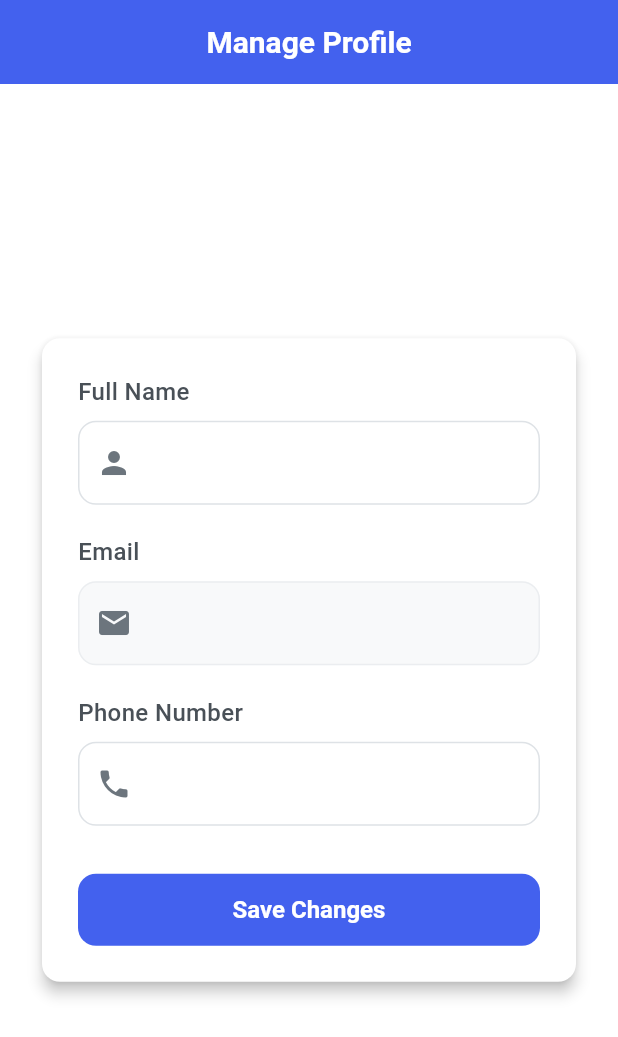
After one commit to Vikas100702/flutter-quiz-panel, a Flutter app: the ManageProfileScreen screen opened by its route, on a phone screen of 412 x 824 dp. The commit adds this screen. Shown: the top 1037 px of the screen. Run offline on Flutter 3.47's test engine with Material 3 defaults, Android fonts, the phone set to English and light mode, and no system bars; our stand-ins replace cloud_firestore, firebase_auth, firebase_core, flutter_riverpod, go_router, google_sign_in; accounts and stored records are empty.

Commit message:
Implementing user profile section

```diff
--- a/lib/screens/admin/admin_dashboard.dart
+++ b/lib/screens/admin/admin_dashboard.dart
@@ -92,6 +92,13 @@ class _AdminDashboardState extends ConsumerState<AdminDashboard> {
           title: const Text(AppStrings.adminDashboardTitle),
           backgroundColor: AppColors.warning, // Admin color
           actions: [
+            IconButton(
+              icon: const Icon(Icons.person_outline),
+              tooltip: 'Manage Profile',
+              onPressed: () {
+                context.push(AppRoutePaths.profile);
+              },
+            ),
             IconButton(
               icon: const Icon(Icons.logout),
               tooltip: AppStrings.logoutButton,
--- /dev/null
+++ b/lib/screens/profile/manage_profile_screen.dart
@@ -0,0 +1,156 @@
+// lib/screens/profile/manage_profile_screen.dart
+import 'package:flutter/material.dart';
+import 'package:flutter_riverpod/flutter_riverpod.dart';
+import 'package:quiz_panel/config/theme/app_theme.dart';
+import 'package:quiz_panel/providers/user_data_provider.dart';
+import 'package:quiz_panel/repositories/user_repository.dart';
+import 'package:quiz_panel/utils/app_strings.dart';
+import 'package:quiz_panel/widgets/buttons/app_button.dart';
+import 'package:quiz_panel/widgets/inputs/app_text_field.dart';
+
+class ManageProfileScreen extends ConsumerStatefulWidget {
+  const ManageProfileScreen({super.key});
+
+  @override
+  ConsumerState<ManageProfileScreen> createState() => _ManageProfileScreenState();
+}
+
+class _ManageProfileScreenState extends ConsumerState<ManageProfileScreen> {
+  final _nameController = TextEditingController();
+  final _phoneController = TextEditingController();
+  bool _isLoading = false;
+
+  @override
+  void initState() {
+    super.initState();
+    // Jaise hi screen load ho, user ka current data controllers mein daal dein
+    final user = ref.read(userDataProvider).value;
+    if (user != null) {
+      _nameController.text = user.displayName;
+      _phoneController.text = user.phoneNumber ?? '';
+    }
+  }
+
+  @override
+  void dispose() {
+    _nameController.dispose();
+    _phoneController.dispose();
+    super.dispose();
+  }
+
+  Future<void> _updateProfile() async {
+    setState(() {
+      _isLoading = true;
+    });
+
+    final user = ref.read(userDataProvider).value;
+    if (user == null) {
+      setState(() {
+        _isLoading = false;
+      });
+      return;
+    }
+
+    try {
+      // Naya function call karein (yeh hum next step mein banayenge)
+      await ref.read(userRepositoryProvider).updateUserData(
+        user.uid,
+        displayName: _nameController.text.trim(),
+        phoneNumber: _phoneController.text.trim(),
+      );
+
+      // Provider ko refresh karein taaki data update ho
+      ref.invalidate(userDataProvider);
+
+      if (mounted) {
+        ScaffoldMessenger.of(context).showSnackBar(
+          const SnackBar(
+            content: Text('Profile updated successfully!'),
+            backgroundColor: AppColors.success,
+          ),
+        );
+      }
+    } catch (e) {
+      if (mounted) {
+        ScaffoldMessenger.of(context).showSnackBar(
+          SnackBar(
+            content: Text(e.toString()),
+            backgroundColor: AppColors.error,
+          ),
+        );
+      }
+    } finally {
+      if (mounted) {
+        setState(() {
+          _isLoading = false;
+        });
+      }
+    }
+  }
+
+  @override
+  Widget build(BuildContext context) {
+    final userData = ref.watch(userDataProvider);
+
+    return Scaffold(
+      appBar: AppBar(
+        title: const Text('Manage Profile'),
+      ),
+      body: userData.when(
+        data: (user) {
+          if (user == null) {
+            return const Center(child: Text('User not found.'));
+          }
+          return Center(
+            child: ConstrainedBox(
+              constraints: const BoxConstraints(maxWidth: 600),
+              child: Padding(
+                padding: const EdgeInsets.all(24.0),
+                child: Card(
+                  elevation: 4,
+                  child: Padding(
+                    padding: const EdgeInsets.all(24.0),
+                    child: Column(
+                      mainAxisSize: MainAxisSize.min,
+                      crossAxisAlignment: CrossAxisAlignment.stretch,
+                      children: [
+                        AppTextField(
+                          controller: _nameController,
+                          label: AppStrings.nameLabel,
+                          prefixIcon: Icons.person,
+                        ),
+                        const SizedBox(height: 20),
+                        // Email (Read-only)
+                        AppTextField(
+                          controller: TextEditingController(text: user.email),
+                          label: AppStrings.emailLabel,
+                          prefixIcon: Icons.email,
+                          enabled: false,
+                        ),
+                        const SizedBox(height: 20),
+                        AppTextField(
+                          controller: _phoneController,
+                          label: 'Phone Number',
+                          prefixIcon: Icons.phone,
+                          keyboardType: TextInputType.phone,
+                        ),
+                        const SizedBox(height: 32),
+                        AppButton(
+                          text: AppStrings.saveChangesButton,
+                          onPressed: _isLoading ? null : _updateProfile,
+                          isLoading: _isLoading,
+                        ),
+                      ],
+                    ),
+                  ),
+                ),
+              ),
+            ),
+          );
+        },
+        loading: () => const Center(child: CircularProgressIndicator()),
+        error: (e, s) => Center(child: Text('Error: ${e.toString()}')),
+      ),
+    );
+  }
+}
--- a/lib/screens/student/student_home_screen.dart
+++ b/lib/screens/student/student_home_screen.dart
@@ -363,6 +363,13 @@ class StudentHomeScreen extends ConsumerWidget {
         title: const Text(AppStrings.studentDashboardTitle),
         actions: [
           IconButton(
+            icon: const Icon(Icons.person_outline),
+            tooltip: 'Manage Profile',
+            onPressed: () {
+              context.push(AppRoutePaths.profile);
+            },
+          ),
+          IconButton(
             icon: const Icon(Icons.logout),
             tooltip: AppStrings.logoutButton,
             onPressed: () {
--- a/lib/screens/super_admin/super_admin_dashboard.dart
+++ b/lib/screens/super_admin/super_admin_dashboard.dart
@@ -25,6 +25,13 @@ class SuperAdminDashboard extends ConsumerWidget {
           title: const Text(AppStrings.superAdminDashboardTitle),
           backgroundColor: AppColors.error,
           actions: [
+            IconButton(
+              icon: const Icon(Icons.person_outline),
+              tooltip: 'Manage Profile',
+              onPressed: () {
+                context.push(AppRoutePaths.profile);
+              },
+            ),
             IconButton(
               icon: const Icon(Icons.logout),
               tooltip: AppStrings.logoutButton,
--- a/lib/screens/teacher/teacher_dashboard.dart
+++ b/lib/screens/teacher/teacher_dashboard.dart
@@ -93,6 +93,13 @@ class _TeacherDashboardState extends ConsumerState<TeacherDashboard> {
         title: const Text(AppStrings.teacherDashboardTitle),
         backgroundColor: AppColors.primary,
         actions: [
+          IconButton(
+            icon: const Icon(Icons.person_outline),
+            tooltip: 'Manage Profile',
+            onPressed: () {
+              context.push(AppRoutePaths.profile);
+            },
+          ),
           IconButton(
             icon: const Icon(Icons.logout),
             tooltip: AppStrings.logoutButton,
--- a/lib/utils/app_routes.dart
+++ b/lib/utils/app_routes.dart
@@ -11,6 +11,7 @@ import 'package:quiz_panel/screens/auth/phone_login_screen.dart';
 import 'package:quiz_panel/screens/auth/phone_register_details_screen.dart';
 import 'package:quiz_panel/screens/auth/register_screen.dart';
 import 'package:quiz_panel/screens/auth/verify_email_screen.dart';
+import 'package:quiz_panel/screens/profile/manage_profile_screen.dart';
 import 'package:quiz_panel/screens/splash/splash_screen.dart';
 import 'package:quiz_panel/screens/student/quiz_attempt_screen.dart';
 import 'package:quiz_panel/screens/student/quiz_result_screen.dart';
@@ -34,6 +35,7 @@ class AppRoutePaths {
   static const String register = '/register';
   static const String pendingApproval = '/pending-approval';
   static const String verifyEmail = '/verify-email';
+  static const String profile = '/profile';
 
   // Teacher paths
   static const String teacherDashboard = '/teacher/dashboard';
@@ -64,6 +66,7 @@ class AppRouteNames {
   static const String register = 'register';
   static const String pendingApproval = 'pendingApproval';
   static const String verifyEmail = 'verifyEmail';
+  static const String profile = '/profile';
 
   // Teacher names
   static const String teacherDashboard = 'teacherDashboard';
@@ -139,6 +142,11 @@ final List<GoRoute> appRoutes = [
     path: AppRoutePaths.verifyEmail,
     name: AppRouteNames.verifyEmail,
     builder: (context, state) => const VerifyEmailScreen(),
+  ),
+  GoRoute(
+    path: AppRoutePaths.profile,
+    name: AppRouteNames.profile,
+    builder: (context, state) => const ManageProfileScreen(),
   ),
 
   // --- TEACHER ROUTES ---
```
Also changed, not shown: lib/repositories/user_repository.dart (+38 -0 lines).
